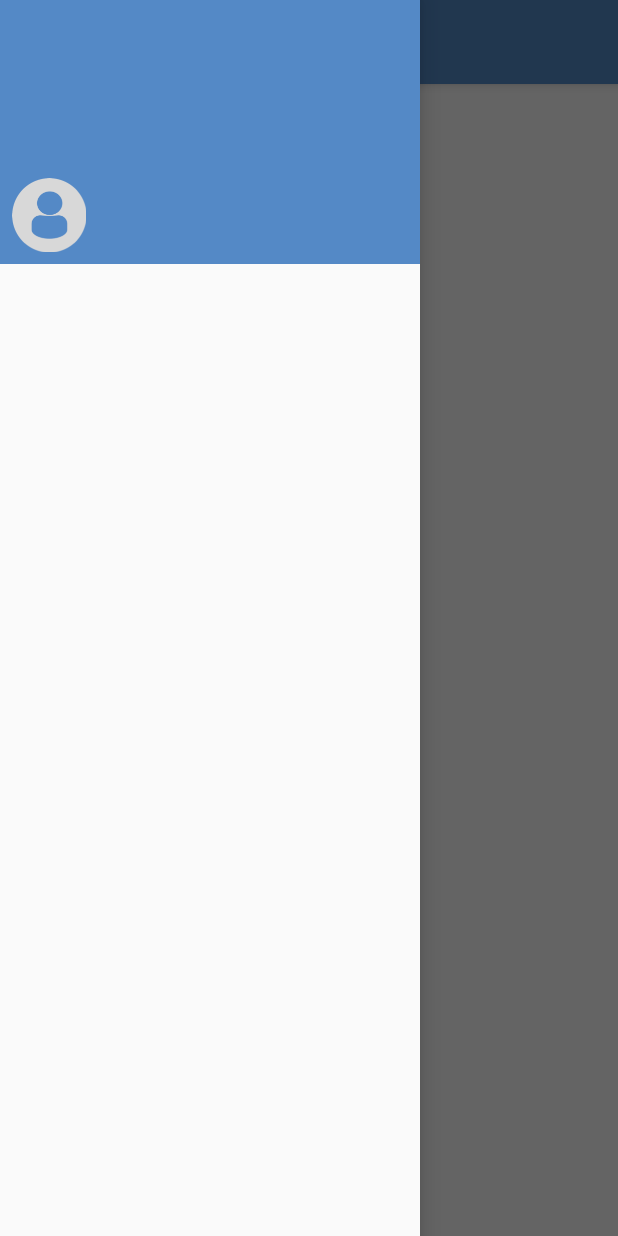
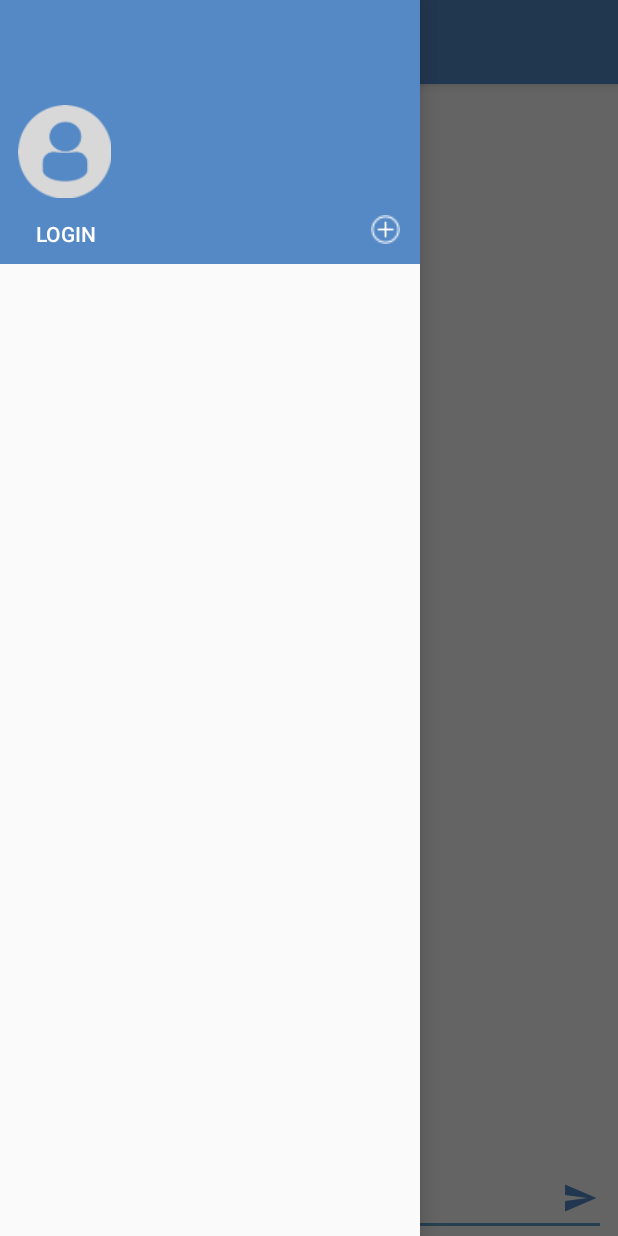
Before and after one commit to FlashThePlayer/Smack, an Android app: the screen it shows after launch (MainActivity), with the side drawer open, on a phone screen of 412 x 824 dp. Run offline under Robolectric (Android 15) with nearby library versions, the phone set to English and light mode, and no system bars.

Commit message:
lesson 2 commit

```diff
--- a/app/src/main/java/com/example/timuc/smack/MainActivity.kt
+++ b/app/src/main/java/com/example/timuc/smack/MainActivity.kt
@@ -8,6 +8,7 @@ import android.support.v7.app.ActionBarDrawerToggle
 import android.support.v7.app.AppCompatActivity
 import android.view.Menu
 import android.view.MenuItem
+import android.view.View
 import kotlinx.android.synthetic.main.activity_main.*
 import kotlinx.android.synthetic.main.app_bar_main.*
 
@@ -33,4 +34,15 @@ class MainActivity : AppCompatActivity(){
         }
     }
 
+    fun loginBtnNavClicked(view: View){
+
+    }
+
+    fun addChannelClicked(view: View){
+
+    }
+
+    fun sendMessageBtnClicked(view: View){
+
+    }
 }
--- a/app/src/main/res/layout/content_main.xml
+++ b/app/src/main/res/layout/content_main.xml
@@ -10,12 +10,47 @@
         tools:context="com.example.timuc.smack.MainActivity">
 
     <TextView
-            android:layout_width="wrap_content"
+            android:layout_width="0dp"
             android:layout_height="wrap_content"
-            android:text="Hello World!"
-            app:layout_constraintBottom_toBottomOf="parent"
+            android:text="@string/please_log_in"
             app:layout_constraintLeft_toLeftOf="parent"
             app:layout_constraintRight_toRightOf="parent"
-            app:layout_constraintTop_toTopOf="parent"/>
+            app:layout_constraintTop_toTopOf="parent"
+            android:layout_marginTop="8dp"
+            android:textAlignment="center"
+            android:id="@+id/mainChannelName"/>
+    <EditText
+            android:layout_width="0dp"
+            android:layout_height="wrap_content"
+            android:inputType="textMultiLine"
+            android:ems="10"
+            android:id="@+id/messageTxtField" app:layout_constraintEnd_toEndOf="parent"
+            android:layout_marginEnd="8dp" app:layout_constraintStart_toStartOf="parent"
+            android:layout_marginStart="8dp" app:layout_constraintBottom_toBottomOf="parent"
+            android:hint="@string/message"/>
+
+    <ImageButton
+            android:layout_width="35dp"
+            android:layout_height="35dp"
+            app:srcCompat="@drawable/ic_menu_send"
+            android:id="@+id/sendMessageBtn"
+            android:tint="@color/colorPrimary"
+            app:layout_constraintEnd_toEndOf="parent"
+            android:layout_marginEnd="8dp"
+            app:layout_constraintBottom_toBottomOf="parent"
+            android:layout_marginBottom="8dp"
+            android:background="@android:color/transparent"
+            android:contentDescription="@string/send_icon"
+            android:onClick="sendMessageBtnClicked"/>
+
+    <android.support.v7.widget.RecyclerView
+            android:layout_width="0dp"
+            android:layout_height="0dp"
+            app:layout_constraintEnd_toEndOf="parent"
+            app:layout_constraintStart_toStartOf="parent"
+            app:layout_constraintTop_toBottomOf="@+id/mainChannelName"
+            app:layout_constraintBottom_toTopOf="@+id/messageTxtField"
+
+            android:id="@+id/messagesListView"/>
 
 </android.support.constraint.ConstraintLayout>
--- a/app/src/main/res/layout/nav_header_main.xml
+++ b/app/src/main/res/layout/nav_header_main.xml
@@ -9,31 +9,48 @@
         android:gravity="bottom" android:id="@+id/linearLayout" tools:layout_editor_absoluteY="81dp">
 
     <ImageView
-            android:layout_width="wrap_content"
-            android:layout_height="wrap_content"
+            android:layout_width="70dp"
+            android:layout_height="70dp"
             android:paddingTop="@dimen/nav_header_vertical_spacing"
             app:srcCompat="@drawable/profiledefault"
-            android:id="@+id/imageView"
-            android:layout_marginBottom="8dp"
-            app:layout_constraintBottom_toBottomOf="parent" app:layout_constraintStart_toStartOf="parent"
-            android:layout_marginStart="8dp"/>
+            android:id="@+id/userimageNavHeader"
+            app:layout_constraintStart_toStartOf="parent"
+            android:layout_marginStart="8dp" android:layout_marginBottom="8dp"
+            app:layout_constraintBottom_toTopOf="@+id/loginBtnNavHeader"/>
 
     <TextView
             android:layout_width="wrap_content"
             android:layout_height="wrap_content"
             android:paddingTop="@dimen/nav_header_vertical_spacing"
             android:textAppearance="@style/TextAppearance.AppCompat.Body1"
-            android:id="@+id/textView2"
-            tools:text="Flash" app:layout_constraintStart_toEndOf="@+id/imageView"
-            android:layout_marginStart="8dp" app:layout_constraintTop_toTopOf="@+id/imageView"
+            android:id="@+id/usernameNavHeader"
+            tools:text="Flash" app:layout_constraintStart_toEndOf="@+id/userimageNavHeader"
+            android:layout_marginStart="8dp" app:layout_constraintTop_toTopOf="@+id/userimageNavHeader"
     />
 
     <TextView
             android:layout_width="wrap_content"
             android:layout_height="wrap_content"
-            android:id="@+id/textView"
+            android:id="@+id/useremailNavHeader"
             tools:text="Flash@like.com"
-            app:layout_constraintStart_toEndOf="@+id/imageView" android:layout_marginStart="8dp"
-            app:layout_constraintTop_toBottomOf="@+id/textView2"/>
+            app:layout_constraintStart_toEndOf="@+id/userimageNavHeader" android:layout_marginStart="8dp"
+            app:layout_constraintTop_toBottomOf="@+id/usernameNavHeader"/>
+    <Button
+            android:text="Login"
+            android:layout_width="wrap_content"
+            android:layout_height="32dp"
+            android:id="@+id/loginBtnNavHeader"
+            android:background="@android:color/transparent" app:layout_constraintStart_toStartOf="parent"
+            app:layout_constraintBottom_toBottomOf="parent"
+            android:layout_marginBottom="4dp" android:onClick="loginBtnNavClicked" android:layout_marginStart="24dp"
+            android:textAlignment="viewStart"/>
+    <ImageButton
+            android:layout_width="30dp"
+            android:layout_height="30dp" app:srcCompat="@drawable/addchannelbutton"
+            android:id="@+id/addChannel"
+            android:background="@android:color/transparent" android:scaleType="centerCrop" android:padding="5dp"
+            app:layout_constraintEnd_toEndOf="parent" android:layout_marginEnd="8dp"
+            app:layout_constraintBottom_toBottomOf="parent" android:layout_marginBottom="8dp"
+            android:onClick="addChannelClicked"/>
 
 </android.support.constraint.ConstraintLayout>
--- a/app/src/main/res/values/colors.xml
+++ b/app/src/main/res/values/colors.xml
@@ -1,6 +1,6 @@
 <?xml version="1.0" encoding="utf-8"?>
 <resources>
-    <color name="colorPrimary">#5489C6</color>
+    <color name="colorPrimary">#5489c6</color>
     <color name="colorPrimaryDark">#5489C6</color>
     <color name="colorAccent">#5EA0C9</color>
 </resources>
--- a/app/src/main/res/values/strings.xml
+++ b/app/src/main/res/values/strings.xml
@@ -5,4 +5,7 @@
     <string name="navigation_drawer_close">Close navigation drawer</string>
 
     <string name="action_settings">Settings</string>
+    <string name="please_log_in">Please Log In</string>
+    <string name="message">message:</string>
+    <string name="send_icon">Send icon</string>
 </resources>
```
